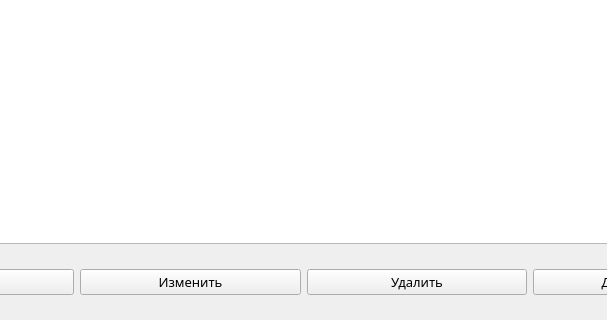
The window that players.ui (PrincePepper/DVFU_Course_work_2020_yeticup) describes before a commit, drawn with Qt 5; both pictures show x 157 to 764 and y 188 to 508 of the 926 by 508 pixel window.
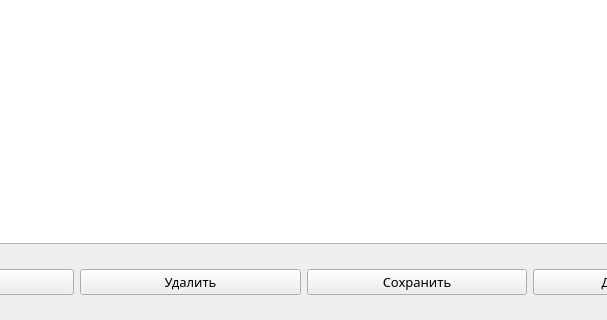
The same window after the commit.

Commit message: добавил возможность изменения БД через таблицу

What changed in the file:
```diff
--- a/players.ui
+++ b/players.ui
@@ -53,7 +53,7 @@
       </widget>
      </item>
      <item>
-      <widget class="QPushButton" name="update_button">
+      <widget class="QPushButton" name="delete_button">
        <property name="font">
         <font>
          <family>Sans</family>
@@ -62,12 +62,12 @@
         </font>
        </property>
        <property name="text">
-        <string>Изменить</string>
+        <string>Удалить</string>
        </property>
       </widget>
      </item>
      <item>
-      <widget class="QPushButton" name="delete_button">
+      <widget class="QPushButton" name="save_button">
        <property name="font">
         <font>
          <family>Sans</family>
@@ -76,7 +76,7 @@
         </font>
        </property>
        <property name="text">
-        <string>Удалить</string>
+        <string>Сохранить</string>
        </property>
       </widget>
      </item>
```
Left out of the diff: 1 changed line with no effect on the pictures. The commit also changes 2 other files.
